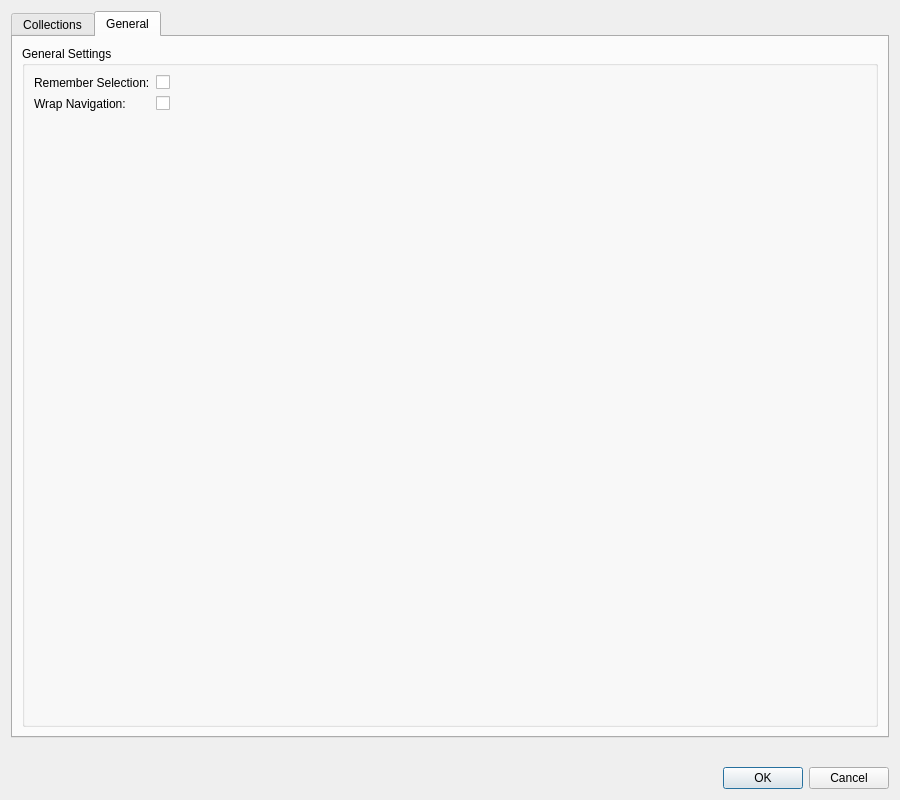
Above: src/ui/dialogs/settingsdialog.ui from EtherAura/Kartend before the change. Below: the same form after it.
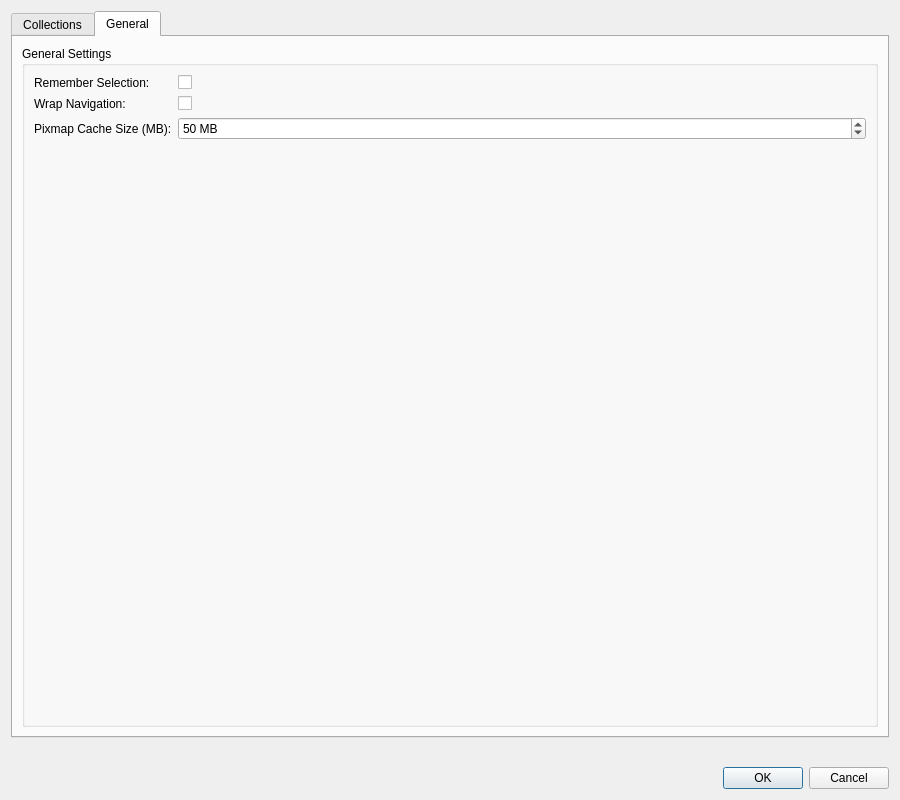
That is the form after the change. The open tabs and pages were chosen to show the change. Icons and pictures are not drawn.

The edit to the form file:
```diff
--- a/src/ui/dialogs/settingsdialog.ui
+++ b/src/ui/dialogs/settingsdialog.ui
@@ -538,6 +538,35 @@
               </property>
              </widget>
             </item>
+            <item row="2" column="0">
+             <widget class="QLabel" name="pixmapCacheLabel">
+              <property name="text">
+               <string>Pixmap Cache Size (MB):</string>
+              </property>
+             </widget>
+            </item>
+            <item row="2" column="1">
+             <widget class="QSpinBox" name="pixmapCacheSpinBox">
+              <property name="toolTip">
+               <string>Memory allocated for caching artwork images (10-500 MB). Larger values improve scrolling performance.</string>
+              </property>
+              <property name="minimum">
+               <number>10</number>
+              </property>
+              <property name="maximum">
+               <number>500</number>
+              </property>
+              <property name="singleStep">
+               <number>10</number>
+              </property>
+              <property name="value">
+               <number>50</number>
+              </property>
+              <property name="suffix">
+               <string> MB</string>
+              </property>
+             </widget>
+            </item>
            </layout>
           </item>
           <item>
```
Left out of the diff: 6 changed lines with no effect on the pictures.
